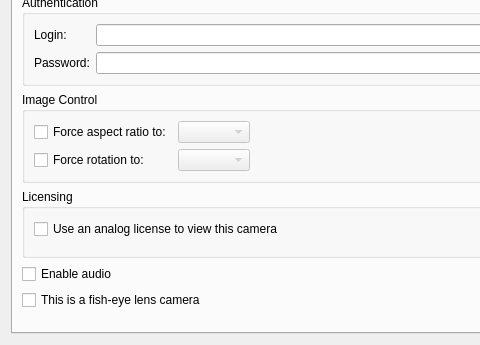
Qt form client/src/ui/widgets/properties/single_camera_settings_widget.ui (networkoptix/nx_open) before a commit; both pictures show x 0 to 480 and y 289 to 634 of the 712 by 634 pixel window.
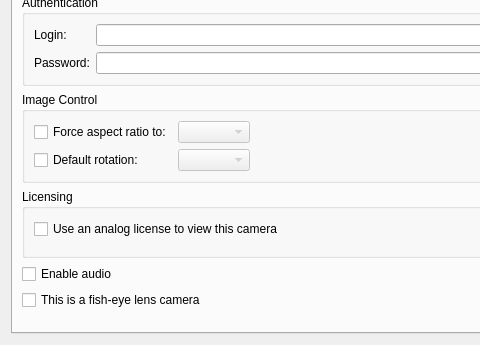
The same form after that commit. Custom widgets are drawn as their Qt base class.

Commit message:
(Issue #4120) :  "Force rotation" doesn't work.
<==== Mercurial data ====>
Branch: master

What changed in the file:
```diff
--- a/client/src/ui/widgets/properties/single_camera_settings_widget.ui
+++ b/client/src/ui/widgets/properties/single_camera_settings_widget.ui
@@ -243,7 +243,7 @@
           <item row="1" column="0">
            <widget class="QCheckBox" name="forceRotationCheckBox">
             <property name="text">
-             <string>Force rotation to:</string>
+             <string>Default rotation:</string>
             </property>
            </widget>
           </item>
```
The commit also changes 1 other file.
